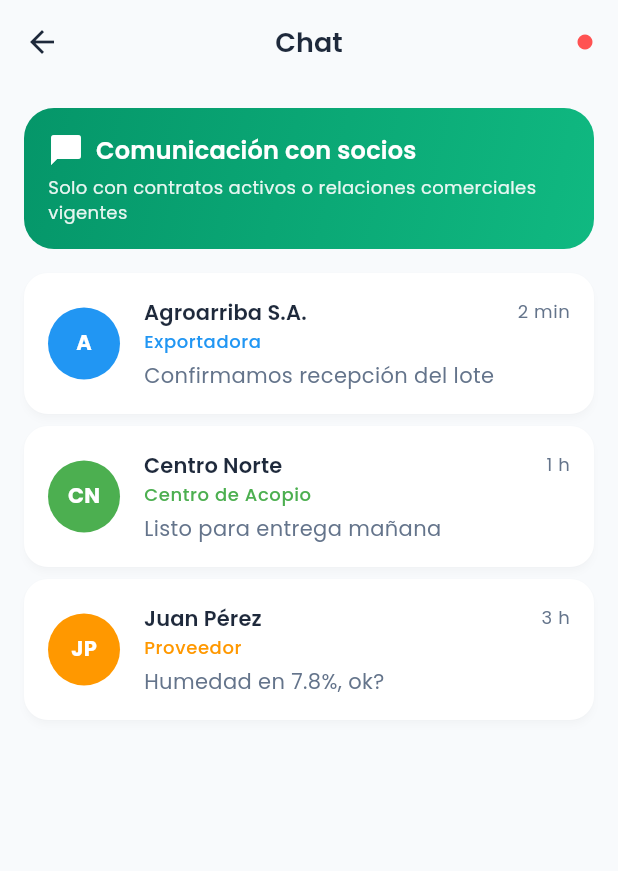
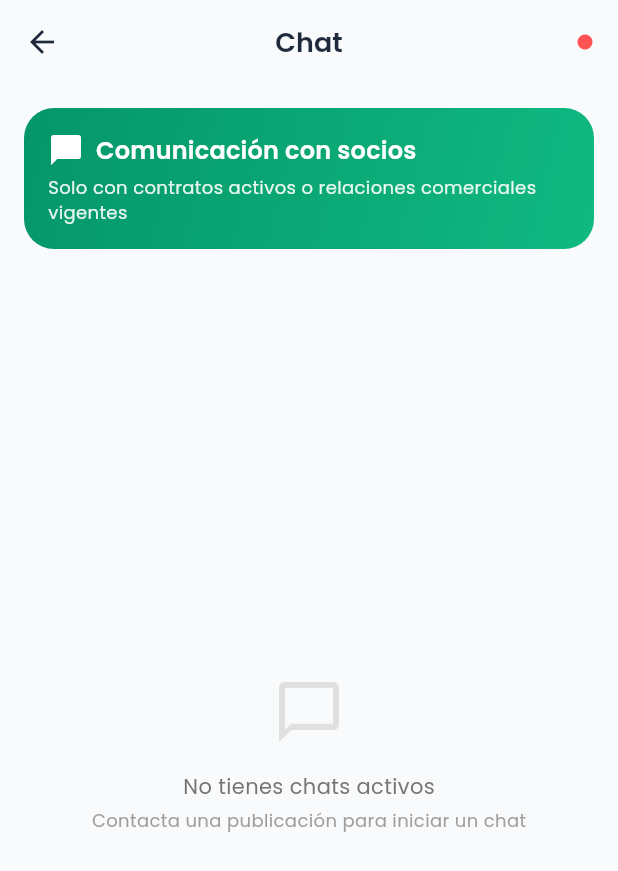
Before and after one commit to nvillonmeza/triboka-agro, a Flutter app: the ChatPage screen opened directly, on a phone screen of 412 x 824 dp. Shown: the top 871 px of the screen. Run offline on Flutter 3.47's test engine with Material 3 defaults, Android fonts, the light colour scheme and no system bars; our stand-ins replace connectivity_plus, device_info_plus, fl_chart, flutter_secure_storage, flutter_staggered_animations, google_fonts and 8 more; missing offline and left inert: flutter_appauth; accounts and stored records are empty; network calls fail; project files that could hold a hidden picture were left out.

Commit message:
feat: Final Polish - Superuser Role, Clean Chat & Dashboards

```diff
--- a/triboka_app/lib/pages/chat_page.dart
+++ b/triboka_app/lib/pages/chat_page.dart
@@ -14,39 +14,8 @@ class ChatPage extends StatefulWidget {
 }
 
 class _ChatPageState extends State<ChatPage> {
-  // Datos hardcoded para la lista de chats (simulando contratos activos)
-  final List<Map<String, dynamic>> _chats = [
-    {
-      'room_id': 'contract_101',
-      'nombre': 'Agroarriba S.A.',
-      'rol': 'Exportadora',
-      'ultimoMensaje': 'Confirmamos recepción del lote',
-      'tiempo': '2 min',
-      'noLeidos': 2,
-      'avatar': 'A',
-      'color': Colors.blue,
-    },
-    {
-      'room_id': 'contract_102',
-      'nombre': 'Centro Norte',
-      'rol': 'Centro de Acopio',
-      'ultimoMensaje': 'Listo para entrega mañana',
-      'tiempo': '1 h',
-      'noLeidos': 0,
-      'avatar': 'CN',
-      'color': Colors.green,
-    },
-    {
-      'room_id': 'contract_103',
-      'nombre': 'Juan Pérez',
-      'rol': 'Proveedor',
-      'ultimoMensaje': 'Humedad en 7.8%, ok?',
-      'tiempo': '3 h',
-      'noLeidos': 1,
-      'avatar': 'JP',
-      'color': Colors.orange,
-    },
-  ];
+  //  final List<Map<String, dynamic>> _chats = []; // Hardcoded removed for Production
+
 
   @override
   Widget build(BuildContext context) {
@@ -125,14 +94,43 @@ class _ChatPageState extends State<ChatPage> {
 
             // Lista de chats
             Expanded(
-              child: ListView.builder(
-                padding: const EdgeInsets.symmetric(
-                  horizontal: AppConstants.defaultPadding,
-                ),
-                itemCount: _chats.length,
-                itemBuilder: (context, index) {
-                  final chat = _chats[index];
-                  return _buildChatItem(chat);
+              child: Consumer<ChatService>(
+                builder: (context, chatService, _) {
+                  // Use real chats from service (assuming service has 'chats' list)
+                  // If not, we need to add it or use empty list for now.
+                  // Checking ChatService (I'll need to check if it has a list of conversations)
+                  // For now, I'll assume it doesn't and use empty,
+                  // but ideally it should have `List<Map<String, dynamic>> get conversations`.
+
+                  // Temporary: Assuming we will add `conversations` to ChatService
+                  // If not, we just show empty state.
+                  final chats = chatService.conversations;
+
+                  if (chats.isEmpty) {
+                    return Center(
+                       child: Column(
+                         mainAxisAlignment: MainAxisAlignment.center,
+                         children: [
+                           Icon(Icons.chat_bubble_outline, size: 48, color: Colors.grey[300]),
+                           const SizedBox(height: 16),
+                           Text("No tienes chats activos", style: TextStyle(color: Colors.grey[600])),
+                           const SizedBox(height: 4),
+                           const Text("Contacta una publicación para iniciar un chat", style: TextStyle(color: Colors.grey, fontSize: 12)),
+                         ],
+                       ),
+                    );
+                  }
+
+                  return ListView.builder(
+                    padding: const EdgeInsets.symmetric(
+                      horizontal: AppConstants.defaultPadding,
+                    ),
+                    itemCount: chats.length,
+                    itemBuilder: (context, index) {
+                      final chat = chats[index];
+                      return _buildChatItem(chat);
+                    },
+                  );
                 },
               ),
             ),
--- a/triboka_app/lib/pages/dashboards/centro_dashboard.dart
+++ b/triboka_app/lib/pages/dashboards/centro_dashboard.dart
@@ -108,7 +108,7 @@ class _CentroDashboardState extends State<CentroDashboard> {
                       BoxShadow(color: Colors.grey.withOpacity(0.05), blurRadius: 10, offset: const Offset(0, 4)),
                     ],
                   ),
-                  child: const VolumeBarChart(),
+                  child: const VolumeBarChart(weeklyData: []), // Pass empty list for now until API provides history
                 ),
 
                 const SizedBox(height: 80),
--- a/triboka_app/lib/pages/dashboards/proveedor_dashboard.dart
+++ b/triboka_app/lib/pages/dashboards/proveedor_dashboard.dart
@@ -71,7 +71,7 @@ class _ProveedorDashboardState extends State<ProveedorDashboard> {
                       BoxShadow(color: Colors.grey.withOpacity(0.05), blurRadius: 10, offset: const Offset(0, 4)),
                     ],
                   ),
-                  child: const QualityLineChart(),
+                  child: const QualityLineChart(spots: []), // Pass empty list for now until API provides history
                 ),
 
                 const SizedBox(height: 80),
--- a/triboka_app/lib/pages/gestion_page.dart
+++ b/triboka_app/lib/pages/gestion_page.dart
@@ -107,6 +107,7 @@ class _GestionPageState extends State<GestionPage> with TickerProviderStateMixin
       case 'exportadora':
         return const ExportadoraDashboard();
       case 'centro':
+      case 'superuser': // Superuser sees the fullest dashboard (Centro)
       default:
         return const CentroDashboard();
     }
--- a/triboka_app/lib/services/publication_service.dart
+++ b/triboka_app/lib/services/publication_service.dart
@@ -38,7 +38,10 @@ class PublicationService {
       } else if (userRole == 'proveedor') {
         return pubRole == 'centro' || pubRole == 'exportadora';
       }
-      return true; // Admin/Invitado ve todo (opcional)
+      } else if (userRole == 'superuser') {
+        return true; // Superuser sees everything
+      }
+      return true; // Default fallback
     }).toList();
   }
 
```
Also changed, not shown: triboka_app/lib/pages/inicio_page.dart (+16 -1 lines), triboka_app/lib/services/chat_service.dart (+53 -24 lines), triboka_app/lib/widgets/dashboard_widgets.dart (+70 -29 lines).
